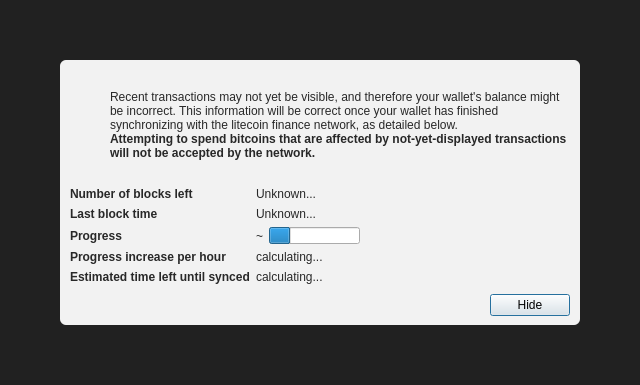
Before: the Qt Designer form src/qt/forms/modaloverlay.ui in mraksoll4/litecoinfinance2, drawn with Qt 5.
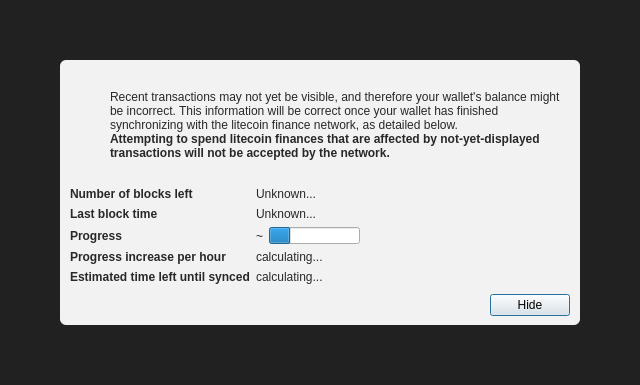
After: the same form once the commit is applied. Icons and pictures are not drawn. Custom widgets are drawn as their Qt base class.

Commit message:
Rename from bitcoins to litecoin finances.
Rename from bitcoins to litecoin finances.

```diff
--- a/src/qt/forms/modaloverlay.ui
+++ b/src/qt/forms/modaloverlay.ui
@@ -149,7 +149,7 @@
                 </font>
                </property>
                <property name="text">
-                <string>Attempting to spend bitcoins that are affected by not-yet-displayed transactions will not be accepted by the network.</string>
+                <string>Attempting to spend litecoin finances that are affected by not-yet-displayed transactions will not be accepted by the network.</string>
                </property>
                <property name="textFormat">
                 <enum>Qt::RichText</enum>
```
The commit also changes 72 other files.
